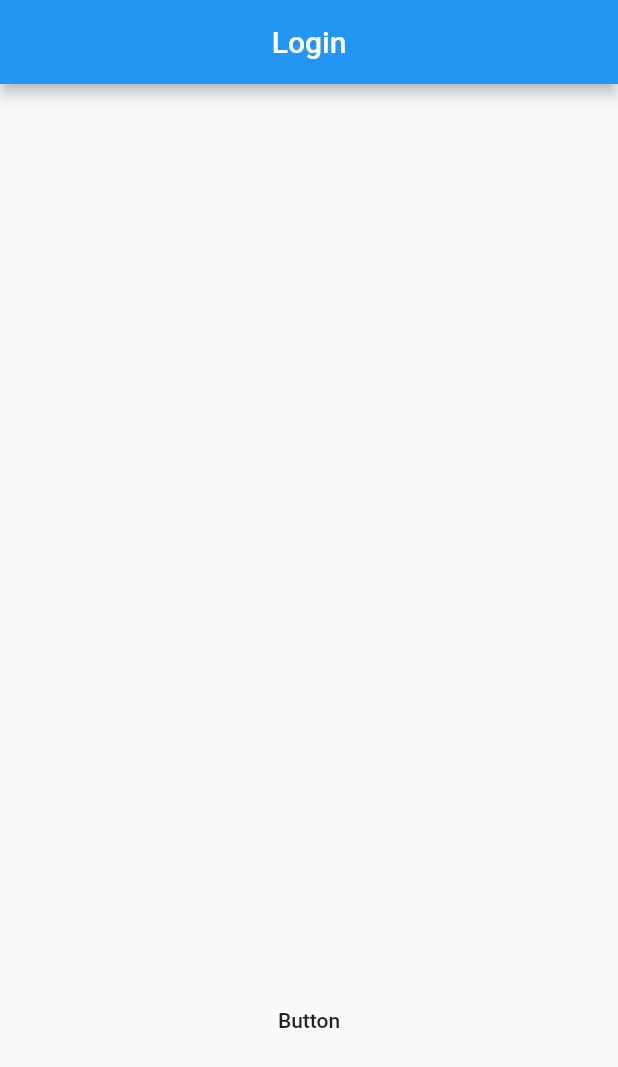
After one commit to moviestack/moviedb_frontend, a Flutter app: the screen it shows after launch, on a phone screen of 412 x 824 dp. The commit adds this screen. Shown: the top 1067 px of the screen. Run offline on Flutter 3.47's test engine with Material 2 defaults, Android fonts, the phone set to English and light mode, and no system bars.

Commit message:
minor changes

```diff
--- /dev/null
+++ b/lib/screens/login.dart
@@ -0,0 +1,48 @@
+import 'package:flutter/material.dart';
+
+class LogIn extends StatefulWidget {
+  LogIn({Key? key}) : super(key: key);
+
+  @override
+  _LogInState createState() => _LogInState();
+}
+
+class _LogInState extends State<LogIn> {
+  @override
+  Widget build(BuildContext context) {
+    return Scaffold(
+      appBar: AppBar(
+        title: const Center(
+          child: Text(
+            'Login',
+            textAlign: TextAlign.center,
+          ),
+        ),
+      ),
+      body: SingleChildScrollView(
+        child: Column(
+          mainAxisAlignment: MainAxisAlignment.center,
+          crossAxisAlignment: CrossAxisAlignment.center,
+          children: [
+            Form(
+              child: Column(
+                children: const [],
+              ),
+            ),
+            const SizedBox(
+              height: 600,
+            ),
+            Center(
+              child: MaterialButton(
+                onPressed: () {
+                  Navigator.pushNamed(context, '/home_page');
+                },
+                child: const Text('Button'),
+              ),
+            )
+          ],
+        ),
+      ),
+    );
+  }
+}
```
Also changed, not shown: lib/main.dart (+4 -36 lines).
